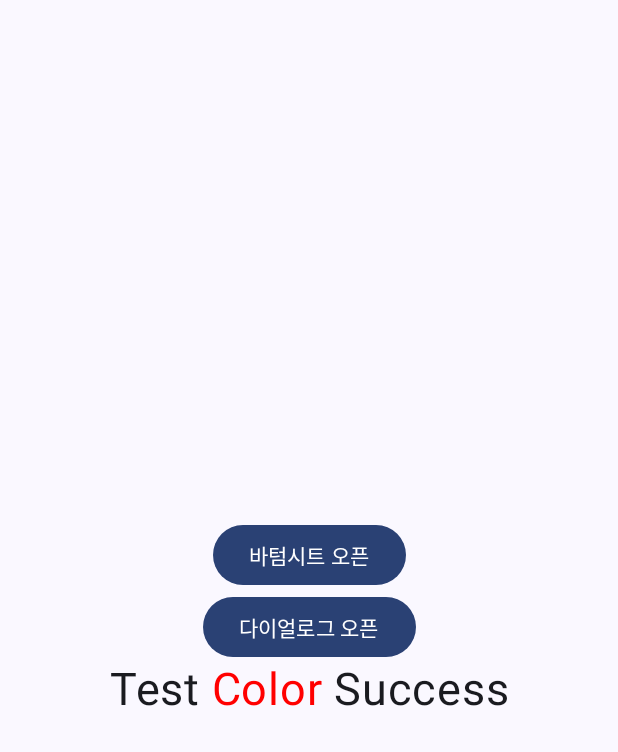
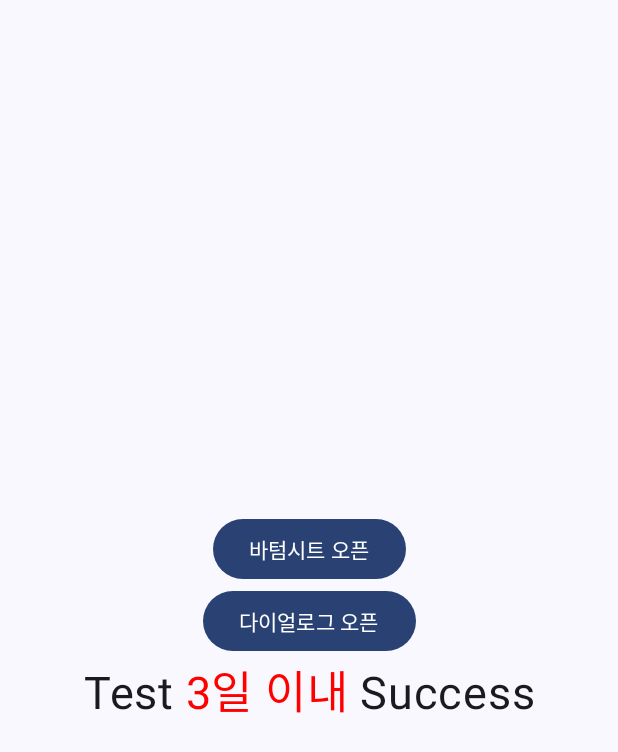
Before and after one commit to hyosikchoi/ComposePracticeRepo, an Android app built with Jetpack Compose: the screen it shows after launch (MainActivity), on a phone screen of 412 x 824 dp. Shown: the top 752 px of the screen. Run offline under Robolectric (Android 15) with nearby library versions, the phone set to English and light mode, and no system bars.

Commit message:
Add - Append AnnotatedString

```diff
--- a/app/src/main/java/com/hyosik/composepractice/MainActivity.kt
+++ b/app/src/main/java/com/hyosik/composepractice/MainActivity.kt
@@ -124,7 +124,9 @@ class MainActivity : ComponentActivity() {
 
                         Text(
                             modifier = Modifier.fillMaxWidth(),
-                            text = getFontColorWithText(text = stringResource(id = R.string.test_color)),
+                            text = getFontColorWithText(text = stringResource(id = R.string.test_color, stringResource(
+                                id = R.string.day , 3
+                            ))),
                             fontSize = 30.sp,
                             textAlign = TextAlign.Center
                         )
--- a/app/src/main/res/values/strings.xml
+++ b/app/src/main/res/values/strings.xml
@@ -1,4 +1,5 @@
 <resources>
     <string name="app_name">ComposePractice</string>
-    <string name="test_color">Test *Color* Success</string>
+    <string name="test_color">Test *%s* Success</string>
+    <string name="day">%s일 이내</string>
 </resources>
```
